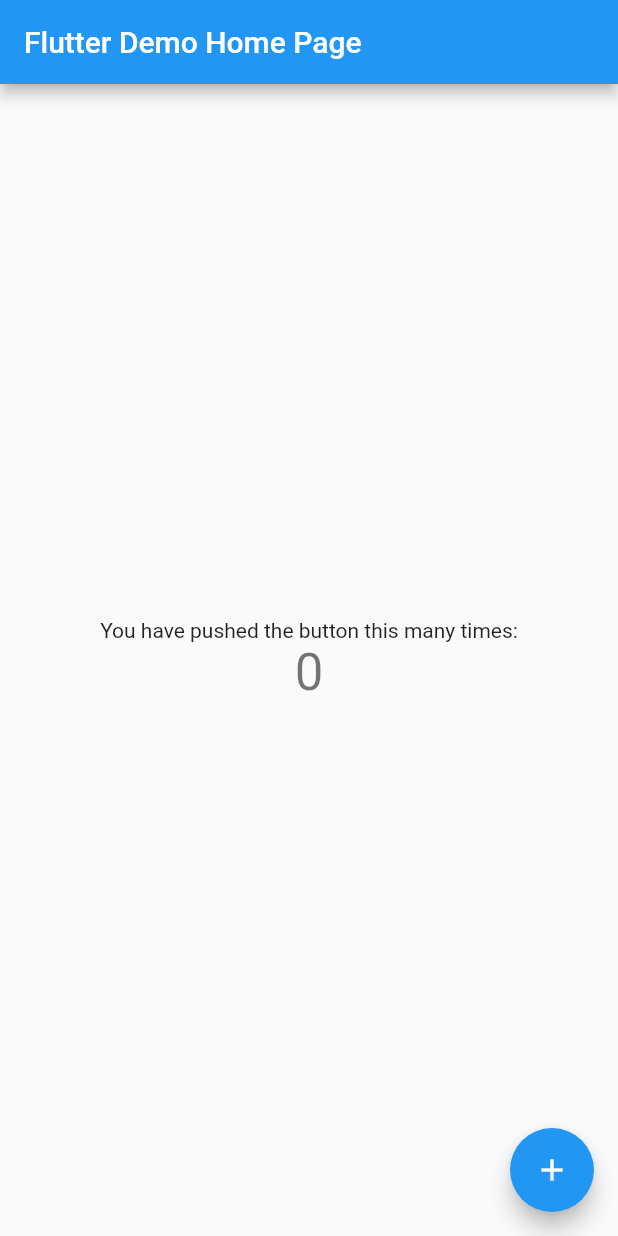
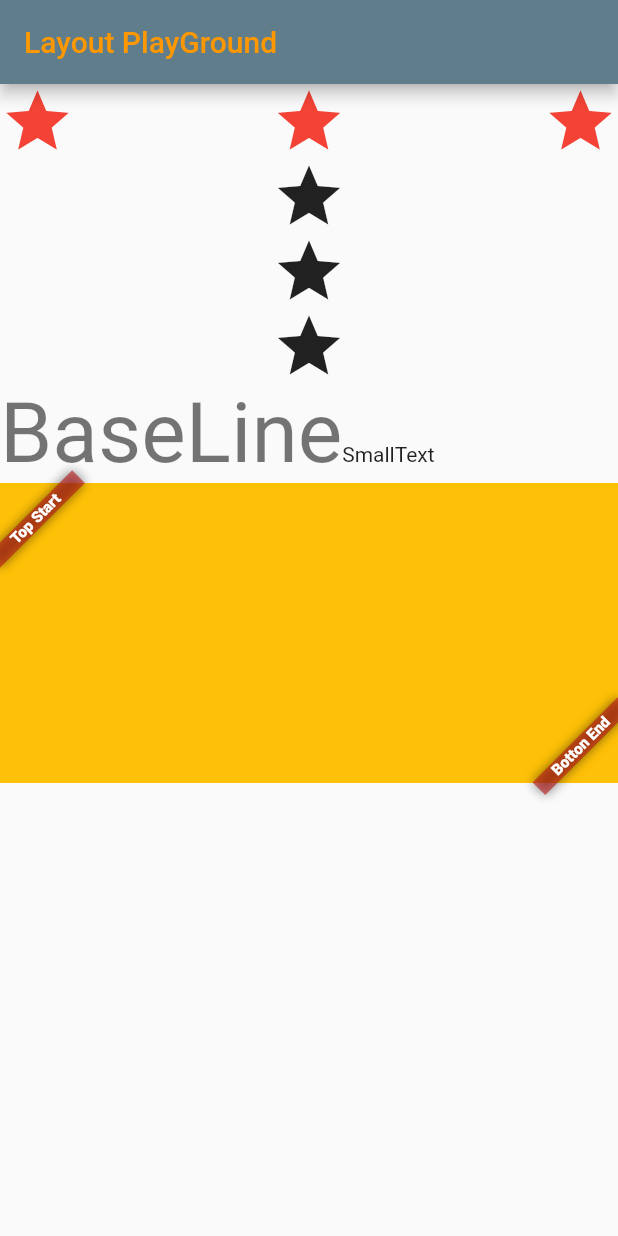
Before and after one commit to preston0769/Flutter-Practice, a Flutter app: the screen it shows after launch, on a phone screen of 412 x 824 dp. Run offline on Flutter 3.47's test engine with Material 2 defaults, Android fonts, the phone set to English and light mode, and no system bars.

Commit message:
Practice some basic layout
Practice some basic layout of flutter

```diff
--- a/Layouts/basic_layout/lib/main.dart
+++ b/Layouts/basic_layout/lib/main.dart
@@ -1,109 +1,111 @@
 import 'package:flutter/material.dart';
 
-void main() => runApp(new MyApp());
+void main() => runApp(new LayOutApp());
 
-class MyApp extends StatelessWidget {
-  // This widget is the root of your application.
+class LayOutApp extends StatelessWidget {
   @override
   Widget build(BuildContext context) {
     return new MaterialApp(
-      title: 'Flutter Demo',
       theme: new ThemeData(
-        // This is the theme of your application.
-        //
-        // Try running your application with "flutter run". You'll see the
-        // application has a blue toolbar. Then, without quitting the app, try
-        // changing the primarySwatch below to Colors.green and then invoke
-        // "hot reload" (press "r" in the console where you ran "flutter run",
-        // or press Run > Flutter Hot Reload in IntelliJ). Notice that the
-        // counter didn't reset back to zero; the application is not restarted.
-        primarySwatch: Colors.blue,
+        primaryColor: Colors.red,
       ),
-      home: new MyHomePage(title: 'Flutter Demo Home Page'),
+      home: new Scaffold(
+        appBar: new AppBar(
+          backgroundColor: Colors.blueGrey,
+          title: new Text(
+            "Layout PlayGround",
+            style: new TextStyle(color: Colors.orange),
+          ),
+        ),
+        body: new HomePage(),
+      ),
     );
   }
 }
 
-class MyHomePage extends StatefulWidget {
-  MyHomePage({Key key, this.title}) : super(key: key);
-
-  // This widget is the home page of your application. It is stateful, meaning
-  // that it has a State object (defined below) that contains fields that affect
-  // how it looks.
-
-  // This class is the configuration for the state. It holds the values (in this
-  // case the title) provided by the parent (in this case the App widget) and
-  // used by the build method of the State. Fields in a Widget subclass are
-  // always marked "final".
-
-  final String title;
-
+class HomePage extends StatelessWidget {
   @override
-  _MyHomePageState createState() => new _MyHomePageState();
-}
-
-class _MyHomePageState extends State<MyHomePage> {
-  int _counter = 0;
-
-  void _incrementCounter() {
-    setState(() {
-      // This call to setState tells the Flutter framework that something has
-      // changed in this State, which causes it to rerun the build method below
-      // so that the display can reflect the updated values. If we changed
-      // _counter without calling setState(), then the build method would not be
-      // called again, and so nothing would appear to happen.
-      _counter++;
-    });
+  Widget build(BuildContext context) {
+    return new Container(
+        // color: Colors.red,
+        child: new Column(
+      children: <Widget>[
+        getRowElement(),
+        getColElement(),
+        getBaseLineRow(context),
+        createStack()
+      ],
+    ));
   }
 
-  @override
-  Widget build(BuildContext context) {
-    // This method is rerun every time setState is called, for instance as done
-    // by the _incrementCounter method above.
-    //
-    // The Flutter framework has been optimized to make rerunning build methods
-    // fast, so that you can just rebuild anything that needs updating rather
-    // than having to individually change instances of widgets.
-    return new Scaffold(
-      appBar: new AppBar(
-        // Here we take the value from the MyHomePage object that was created by
-        // the App.build method, and use it to set our appbar title.
-        title: new Text(widget.title),
-      ),
-      body: new Center(
-        // Center is a layout widget. It takes a single child and positions it
-        // in the middle of the parent.
-        child: new Column(
-          // Column is also layout widget. It takes a list of children and
-          // arranges them vertically. By default, it sizes itself to fit its
-          // children horizontally, and tries to be as tall as its parent.
-          //
-          // Invoke "debug paint" (press "p" in the console where you ran
-          // "flutter run", or select "Toggle Debug Paint" from the Flutter tool
-          // window in IntelliJ) to see the wireframe for each widget.
-          //
-          // Column has various properties to control how it sizes itself and
-          // how it positions its children. Here we use mainAxisAlignment to
-          // center the children vertically; the main axis here is the vertical
-          // axis because Columns are vertical (the cross axis would be
-          // horizontal).
-          mainAxisAlignment: MainAxisAlignment.center,
-          children: <Widget>[
-            new Text(
-              'You have pushed the button this many times:',
-            ),
-            new Text(
-              '$_counter',
-              style: Theme.of(context).textTheme.display1,
-            ),
-          ],
+  getRowElement() {
+    return new Row(
+      mainAxisAlignment: MainAxisAlignment.spaceBetween,
+      children: <Widget>[
+        new Icon(
+          Icons.star,
+          size: 50.0,
+          color: Colors.red,
         ),
-      ),
-      floatingActionButton: new FloatingActionButton(
-        onPressed: _incrementCounter,
-        tooltip: 'Increment',
-        child: new Icon(Icons.add),
-      ), // This trailing comma makes auto-formatting nicer for build methods.
+        new Icon(
+          Icons.star,
+          size: 50.0,
+          color: Colors.red,
+        ),
+        new Icon(
+          Icons.star,
+          size: 50.0,
+          color: Colors.red,
+        ),
+      ],
     );
   }
+
+  getColElement() {
+    return new Column(
+      mainAxisAlignment: MainAxisAlignment.spaceBetween,
+      children: <Widget>[
+        new Icon(
+          Icons.star,
+          size: 50.0,
+        ),
+        new Icon(
+          Icons.star,
+          size: 50.0,
+        ),
+        new Icon(Icons.star, size: 50.0),
+      ],
+    );
+  }
+
+  getBaseLineRow(BuildContext context) {
+    return new Row(
+      crossAxisAlignment: CrossAxisAlignment.baseline,
+      textBaseline: TextBaseline.alphabetic,
+      children: <Widget>[
+        new Text('BaseLine', style: Theme.of(context).textTheme.display3),
+        new Text('SmallText', style: Theme.of(context).textTheme.body1),
+      ],
+    );
+  }
+
+  createStack() {
+    return new Container(
+        width: double.infinity,
+        height: 200.0,
+        color: Colors.amber,
+        child: new Stack(
+          fit: StackFit.expand,
+          children: <Widget>[
+            Banner(
+              message: "Top Start",
+              location: BannerLocation.topStart,
+            ),
+            Banner(
+              message: "Botton End",
+              location: BannerLocation.bottomEnd,
+            )
+          ],
+        ));
+  }
 }
```
Also changed, not shown: 1 other file.
